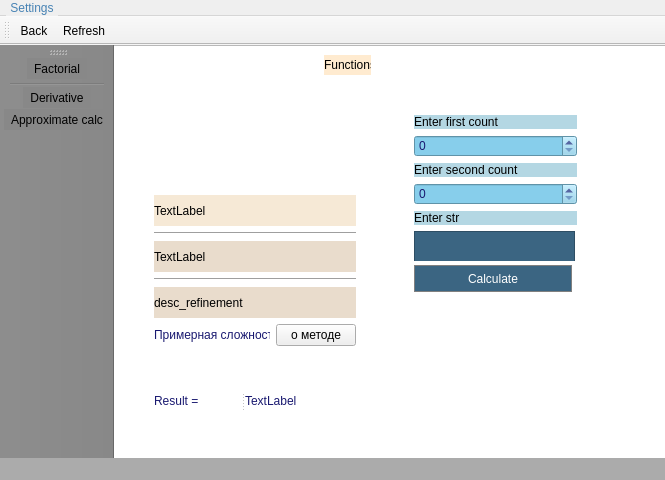
Sapfir0/QT_PROJECT, file function.ui: the form before one commit.
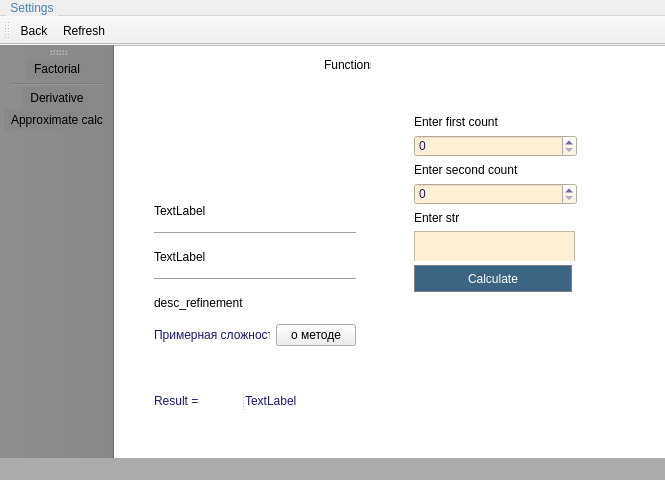
The form after the commit. Icons and pictures are not drawn.

Patch:
```diff
--- a/function.ui
+++ b/function.ui
@@ -24,7 +24,7 @@
      </rect>
     </property>
     <property name="styleSheet">
-     <string notr="true">background-color: #FFEBD0;</string>
+     <string notr="true"/>
     </property>
     <property name="text">
      <string>Functions</string>
@@ -117,7 +117,7 @@
      <item>
       <widget class="QLabel" name="image">
        <property name="styleSheet">
-        <string notr="true">background-color: #F6E9D6;</string>
+        <string notr="true"/>
        </property>
        <property name="text">
         <string>TextLabel</string>
@@ -134,7 +134,7 @@
      <item>
       <widget class="QLabel" name="descripton">
        <property name="styleSheet">
-        <string notr="true">background-color: #E9DCCC;</string>
+        <string notr="true"/>
        </property>
        <property name="text">
         <string>TextLabel</string>
@@ -151,7 +151,7 @@
      <item>
       <widget class="QLabel" name="desc_refinement">
        <property name="styleSheet">
-        <string notr="true">background-color: #E9DCCC;</string>
+        <string notr="true"/>
        </property>
        <property name="text">
         <string>desc_refinement</string>
@@ -194,7 +194,7 @@
      <item>
       <widget class="QLabel" name="first_count_2">
        <property name="styleSheet">
-        <string notr="true">background-color: #B4D7E3;</string>
+        <string notr="true"/>
        </property>
        <property name="text">
         <string>Enter first count</string>
@@ -209,7 +209,7 @@
        <property name="styleSheet">
         <string notr="true">QSpinBox {
 color: MidnightBlue;
-background-color: skyblue;
+background-color:#FFEFD5;
 }
 
 </string>
@@ -225,7 +225,7 @@
      <item>
       <widget class="QLabel" name="second_count_2">
        <property name="styleSheet">
-        <string notr="true">background-color: #B4D7E3;</string>
+        <string notr="true"/>
        </property>
        <property name="text">
         <string>Enter second count</string>
@@ -237,7 +237,7 @@
        <property name="styleSheet">
         <string notr="true">QSpinBox {
 color: MidnightBlue;
-background-color: skyblue;
+background-color:#FFEFD5;
 }
 
 </string>
@@ -247,7 +247,7 @@
      <item>
       <widget class="QLabel" name="str_2">
        <property name="styleSheet">
-        <string notr="true">background-color: #B4D7E3;</string>
+        <string notr="true"/>
        </property>
        <property name="text">
         <string>Enter str</string>
@@ -273,7 +273,8 @@
 
     border-width: 3;
  selection-background-color: orange;
-  background-color: #3B6582;
+background-color:#FFEFD5;
+
 }
 </string>
        </property>
```
Left out of the diff: 7 changed lines with no effect on the pictures.
